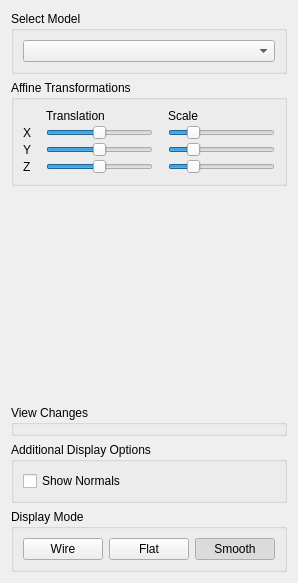
Old version of the form Assignment 2/SidebarUi.ui in the repository jdthorne/cpsc453.
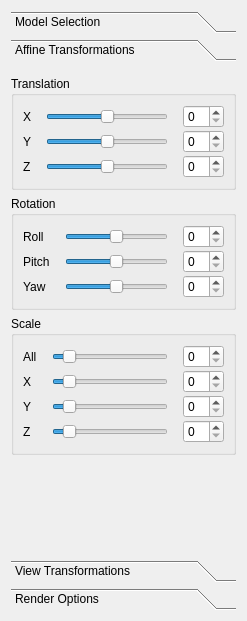
New version of the form.

Commit message: Now supports rotation

What changed in the file:
```diff
--- a/Assignment 2/SidebarUi.ui
+++ b/Assignment 2/SidebarUi.ui
@@ -6,8 +6,8 @@
    <rect>
     <x>0</x>
     <y>0</y>
-    <width>272</width>
-    <height>583</height>
+    <width>247</width>
+    <height>621</height>
    </rect>
   </property>
   <property name="windowTitle">
@@ -15,78 +15,100 @@
   </property>
   <layout class="QVBoxLayout" name="verticalLayout">
    <item>
-    <widget class="QGroupBox" name="groupBox_4">
-     <property name="title">
-      <string>Select Model</string>
+    <widget class="QToolBox" name="toolBox">
+     <property name="currentIndex">
+      <number>1</number>
      </property>
-     <layout class="QHBoxLayout" name="horizontalLayout_2">
+     <widget class="QWidget" name="page">
+      <property name="geometry">
+       <rect>
+        <x>0</x>
+        <y>0</y>
+        <width>248</width>
+        <height>423</height>
+       </rect>
+      </property>
+      <attribute name="label">
+       <string>Model Selection</string>
+      </attribute>
+      <layout class="QVBoxLayout" name="verticalLayout_3">
+       <property name="leftMargin">
+        <number>0</number>
+       </property>
+       <property name="rightMargin">
+        <number>0</number>
+       </property>
       <item>
        <widget class="QComboBox" name="selectModel"/>
       </item>
-     </layout>
-    </widget>
-   </item>
-   <item>
-    <widget class="QGroupBox" name="groupBox_2">
-     <property name="title">
+       <item>
+        <spacer name="verticalSpacer_2">
+         <property name="orientation">
+          <enum>Qt::Vertical</enum>
+         </property>
+         <property name="sizeHint" stdset="0">
+          <size>
+           <width>20</width>
+           <height>40</height>
+          </size>
+         </property>
+        </spacer>
+       </item>
+      </layout>
+     </widget>
+     <widget class="QWidget" name="page_2">
+      <property name="geometry">
+       <rect>
+        <x>0</x>
+        <y>0</y>
+        <width>223</width>
+        <height>461</height>
+       </rect>
+      </property>
+      <attribute name="label">
       <string>Affine Transformations</string>
-     </property>
-     <layout class="QGridLayout" name="gridLayout">
-      <property name="horizontalSpacing">
-       <number>15</number>
-      </property>
-      <property name="verticalSpacing">
-       <number>2</number>
-      </property>
-      <item row="2" column="2">
-       <widget class="QSlider" name="yScale">
-        <property name="maximum">
-         <number>5</number>
-        </property>
-        <property name="value">
-         <number>1</number>
-        </property>
-        <property name="orientation">
-         <enum>Qt::Horizontal</enum>
-        </property>
-       </widget>
-      </item>
-      <item row="0" column="2">
-       <widget class="QLabel" name="label_5">
-        <property name="text">
-         <string>Scale</string>
-        </property>
-       </widget>
-      </item>
-      <item row="0" column="1">
-       <widget class="QLabel" name="label_4">
-        <property name="text">
+      </attribute>
+      <layout class="QVBoxLayout" name="verticalLayout_4">
+       <property name="leftMargin">
+        <number>0</number>
+       </property>
+       <property name="rightMargin">
+        <number>0</number>
+       </property>
+       <item>
+        <widget class="QGroupBox" name="groupBox_2">
+         <property name="title">
          <string>Translation</string>
         </property>
-       </widget>
-      </item>
-      <item row="1" column="0">
+         <layout class="QGridLayout" name="gridLayout">
+          <property name="horizontalSpacing">
+           <number>15</number>
+          </property>
+          <property name="verticalSpacing">
+           <number>2</number>
+          </property>
+          <item row="0" column="0">
        <widget class="QLabel" name="label">
         <property name="text">
          <string>X</string>
         </property>
        </widget>
       </item>
-      <item row="3" column="0">
+          <item row="2" column="0">
        <widget class="QLabel" name="label_3">
         <property name="text">
          <string>Z</string>
         </property>
        </widget>
       </item>
-      <item row="2" column="0">
+          <item row="1" column="0">
        <widget class="QLabel" name="label_2">
         <property name="text">
          <string>Y</string>
         </property>
        </widget>
       </item>
-      <item row="1" column="1">
+          <item row="0" column="1">
        <widget class="QSlider" name="xTranslation">
         <property name="minimum">
          <number>-100</number>
@@ -99,7 +121,7 @@
         </property>
        </widget>
       </item>
-      <item row="2" column="1">
+          <item row="1" column="1">
        <widget class="QSlider" name="yTranslation">
         <property name="minimum">
          <number>-100</number>
@@ -112,7 +134,7 @@
         </property>
        </widget>
       </item>
-      <item row="3" column="1">
+          <item row="2" column="1">
        <widget class="QSlider" name="zTranslation">
         <property name="minimum">
          <number>-100</number>
@@ -125,10 +147,181 @@
         </property>
        </widget>
       </item>
+          <item row="0" column="2">
+           <widget class="QSpinBox" name="xTranslationSpin"/>
+          </item>
       <item row="1" column="2">
+           <widget class="QSpinBox" name="yTranslationSpin"/>
+          </item>
+          <item row="2" column="2">
+           <widget class="QSpinBox" name="zTranslationSpin"/>
+          </item>
+         </layout>
+        </widget>
+       </item>
+       <item>
+        <widget class="QGroupBox" name="groupBox_4">
+         <property name="title">
+          <string>Rotation</string>
+         </property>
+         <layout class="QGridLayout" name="gridLayout_3">
+          <property name="horizontalSpacing">
+           <number>15</number>
+          </property>
+          <property name="verticalSpacing">
+           <number>2</number>
+          </property>
+          <item row="2" column="2">
+           <widget class="QSpinBox" name="yRotationSpin"/>
+          </item>
+          <item row="1" column="0">
+           <widget class="QLabel" name="label_5">
+            <property name="text">
+             <string>Pitch</string>
+            </property>
+           </widget>
+          </item>
+          <item row="0" column="2">
+           <widget class="QSpinBox" name="rRotationSpin"/>
+          </item>
+          <item row="0" column="0">
+           <widget class="QLabel" name="label_4">
+            <property name="text">
+             <string>Roll</string>
+            </property>
+           </widget>
+          </item>
+          <item row="2" column="0">
+           <widget class="QLabel" name="label_6">
+            <property name="text">
+             <string>Yaw</string>
+            </property>
+           </widget>
+          </item>
+          <item row="1" column="2">
+           <widget class="QSpinBox" name="pRotationSpin"/>
+          </item>
+          <item row="0" column="1">
+           <widget class="QSlider" name="rRotation">
+            <property name="minimum">
+             <number>-360</number>
+            </property>
+            <property name="maximum">
+             <number>360</number>
+            </property>
+            <property name="orientation">
+             <enum>Qt::Horizontal</enum>
+            </property>
+           </widget>
+          </item>
+          <item row="1" column="1">
+           <widget class="QSlider" name="pRotation">
+            <property name="minimum">
+             <number>-360</number>
+            </property>
+            <property name="maximum">
+             <number>360</number>
+            </property>
+            <property name="orientation">
+             <enum>Qt::Horizontal</enum>
+            </property>
+           </widget>
+          </item>
+          <item row="2" column="1">
+           <widget class="QSlider" name="yRotation">
+            <property name="minimum">
+             <number>-360</number>
+            </property>
+            <property name="maximum">
+             <number>360</number>
+            </property>
+            <property name="orientation">
+             <enum>Qt::Horizontal</enum>
+            </property>
+           </widget>
+          </item>
+         </layout>
+        </widget>
+       </item>
+       <item>
+        <widget class="QGroupBox" name="groupBox_5">
+         <property name="title">
+          <string>Scale</string>
+         </property>
+         <layout class="QGridLayout" name="gridLayout_2">
+          <property name="horizontalSpacing">
+           <number>15</number>
+          </property>
+          <property name="verticalSpacing">
+           <number>2</number>
+          </property>
+          <item row="3" column="1">
+           <widget class="QSlider" name="zScale">
+            <property name="maximum">
+             <number>10</number>
+            </property>
+            <property name="value">
+             <number>1</number>
+            </property>
+            <property name="orientation">
+             <enum>Qt::Horizontal</enum>
+            </property>
+           </widget>
+          </item>
+          <item row="2" column="0">
+           <widget class="QLabel" name="label_8">
+            <property name="text">
+             <string>Y</string>
+            </property>
+           </widget>
+          </item>
+          <item row="0" column="2">
+           <widget class="QSpinBox" name="uScaleSpin"/>
+          </item>
+          <item row="2" column="1">
+           <widget class="QSlider" name="yScale">
+            <property name="maximum">
+             <number>10</number>
+            </property>
+            <property name="value">
+             <number>1</number>
+            </property>
+            <property name="orientation">
+             <enum>Qt::Horizontal</enum>
+            </property>
+           </widget>
+          </item>
+          <item row="0" column="0">
+           <widget class="QLabel" name="label_9">
+            <property name="text">
+             <string>All</string>
+            </property>
+           </widget>
+          </item>
+          <item row="0" column="1">
+           <widget class="QSlider" name="uScale">
+            <property name="maximum">
+             <number>10</number>
+            </property>
+            <property name="value">
+             <number>1</number>
+            </property>
+            <property name="orientation">
+             <enum>Qt::Horizontal</enum>
+            </property>
+           </widget>
+          </item>
+          <item row="3" column="0">
+           <widget class="QLabel" name="label_10">
+            <property name="text">
+             <string>Z</string>
+            </property>
+           </widget>
+          </item>
+          <item row="1" column="1">
        <widget class="QSlider" name="xScale">
         <property name="maximum">
-         <number>5</number>
+             <number>10</number>
         </property>
         <property name="value">
          <number>1</number>
@@ -139,89 +332,64 @@
        </widget>
       </item>
       <item row="3" column="2">
-       <widget class="QSlider" name="zScale">
-        <property name="maximum">
-         <number>5</number>
-        </property>
-        <property name="value">
-         <number>1</number>
-        </property>
-        <property name="orientation">
-         <enum>Qt::Horizontal</enum>
+           <widget class="QSpinBox" name="zScaleSpin"/>
+          </item>
+          <item row="1" column="0">
+           <widget class="QLabel" name="label_7">
+            <property name="text">
+             <string>X</string>
         </property>
        </widget>
       </item>
+          <item row="2" column="2">
+           <widget class="QSpinBox" name="yScaleSpin"/>
+          </item>
+          <item row="1" column="2">
+           <widget class="QSpinBox" name="xScaleSpin"/>
+          </item>
      </layout>
     </widget>
    </item>
    <item>
-    <spacer name="verticalSpacer">
+        <spacer name="verticalSpacer_3">
      <property name="orientation">
       <enum>Qt::Vertical</enum>
      </property>
      <property name="sizeHint" stdset="0">
       <size>
        <width>20</width>
-       <height>40</height>
+           <height>20</height>
       </size>
      </property>
     </spacer>
    </item>
-   <item>
-    <widget class="QGroupBox" name="groupBox_5">
-     <property name="title">
-      <string>View Changes</string>
-     </property>
-    </widget>
-   </item>
-   <item>
-    <widget class="QGroupBox" name="groupBox_3">
-     <property name="title">
-      <string>Additional Display Options</string>
-     </property>
-     <layout class="QVBoxLayout" name="verticalLayout_2">
-      <item>
-       <widget class="QCheckBox" name="showNormals">
-        <property name="text">
-         <string>Show Normals</string>
-        </property>
-       </widget>
-      </item>
-     </layout>
-    </widget>
-   </item>
+      </layout>
+     </widget>
+     <widget class="QWidget" name="page_3">
+      <attribute name="label">
+       <string>View Transformations</string>
+      </attribute>
+     </widget>
+     <widget class="QWidget" name="page_4">
+      <attribute name="label">
+       <string>Render Options</string>
+      </attribute>
+      <layout class="QVBoxLayout" name="verticalLayout_5">
+       <property name="leftMargin">
+        <number>0</number>
+       </property>
+       <property name="rightMargin">
+        <number>0</number>
+       </property>
    <item>
     <widget class="QGroupBox" name="groupBox">
      <property name="title">
       <string>Display Mode</string>
      </property>
-     <layout class="QHBoxLayout" name="horizontalLayout">
-      <item>
-       <widget class="QPushButton" name="wireframe">
-        <property name="text">
-         <string>Wire</string>
-        </property>
-        <property name="checkable">
-         <bool>true</bool>
-        </property>
-        <property name="autoExclusive">
-         <bool>true</bool>
-        </property>
-       </widget>
-      </item>
-      <item>
-       <widget class="QPushButton" name="flat">
-        <property name="text">
-         <string>Flat</string>
-        </property>
-        <property name="checkable">
-         <bool>true</bool>
-        </property>
-        <property name="autoExclusive">
-         <bool>true</bool>
-        </property>
-       </widget>
-      </item>
+         <layout class="QVBoxLayout" name="verticalLayout_6">
+          <property name="spacing">
+           <number>0</number>
+          </property>
       <item>
        <widget class="QPushButton" name="smooth">
         <property name="text">
@@ -238,7 +406,66 @@
         </property>
        </widget>
       </item>
-     </layout>
+          <item>
+           <widget class="QPushButton" name="flat">
+            <property name="text">
+             <string>Flat</string>
+            </property>
+            <property name="checkable">
+             <bool>true</bool>
+            </property>
+            <property name="autoExclusive">
+             <bool>true</bool>
+            </property>
+           </widget>
+          </item>
+          <item>
+           <widget class="QPushButton" name="wireframe">
+            <property name="text">
+             <string>Wire</string>
+            </property>
+            <property name="checkable">
+             <bool>true</bool>
+            </property>
+            <property name="autoExclusive">
+             <bool>true</bool>
+            </property>
+           </widget>
+          </item>
+         </layout>
+        </widget>
+       </item>
+       <item>
+        <widget class="QGroupBox" name="groupBox_3">
+         <property name="title">
+          <string>Additional Display Options</string>
+         </property>
+         <layout class="QVBoxLayout" name="verticalLayout_2">
+          <item>
+           <widget class="QCheckBox" name="showNormals">
+            <property name="text">
+             <string>Show Normals</string>
+            </property>
+           </widget>
+          </item>
+         </layout>
+        </widget>
+       </item>
+       <item>
+        <spacer name="verticalSpacer">
+         <property name="orientation">
+          <enum>Qt::Vertical</enum>
+         </property>
+         <property name="sizeHint" stdset="0">
+          <size>
+           <width>20</width>
+           <height>40</height>
+          </size>
+         </property>
+        </spacer>
+       </item>
+      </layout>
+     </widget>
     </widget>
    </item>
   </layout>
```
Lines whose indentation alone changed are shown as unchanged. The commit also changes 17 other files.
